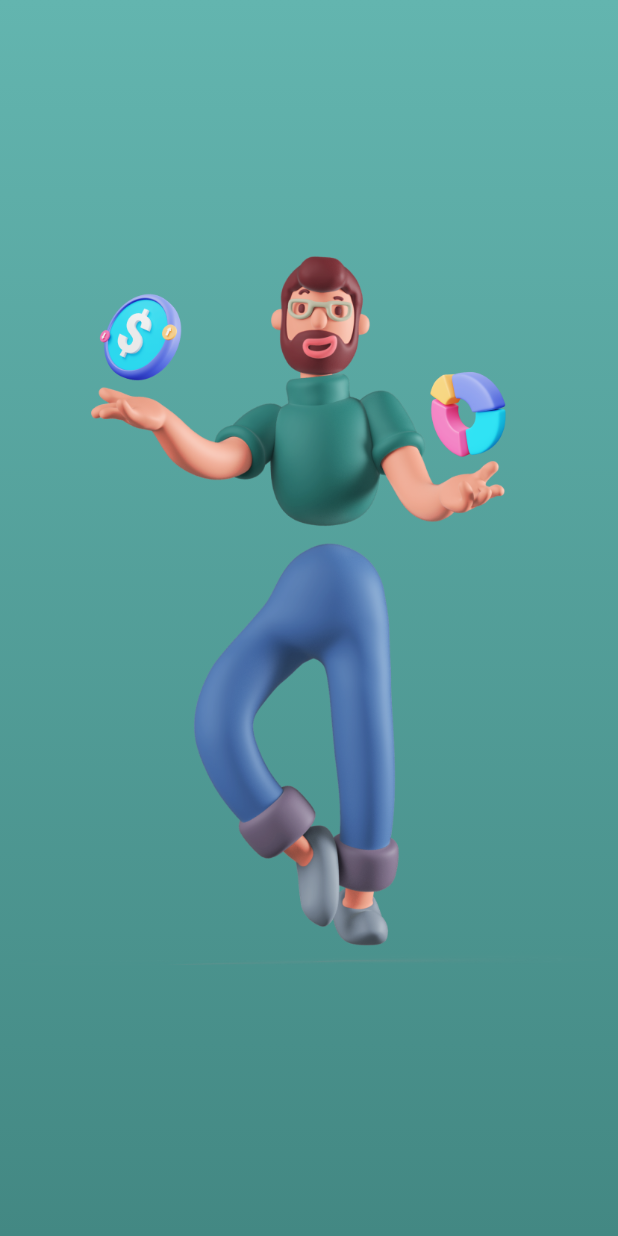
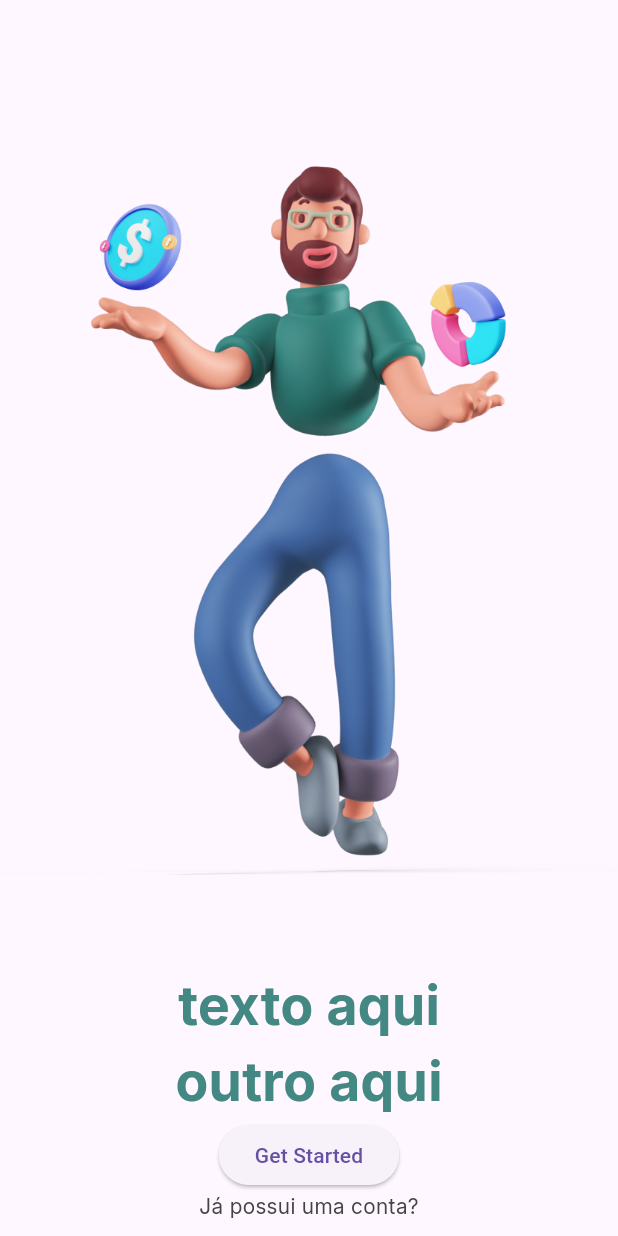
Before and after one commit to Emerson018/mps_project, a Flutter app: the screen it shows after launch, on a phone screen of 412 x 824 dp. Run offline on Flutter 3.47's test engine with Material 3 defaults, Android fonts, the light colour scheme and no system bars.

Commit message:
V6, add botao,onboard page e cores

```diff
--- a/mps_app/lib/app.dart
+++ b/mps_app/lib/app.dart
@@ -1,4 +1,5 @@
 import 'package:flutter/material.dart';
+import 'package:mps_app/features/onboarding/onboarding_page.dart';
 import 'package:mps_app/features/splash/splash_page.dart';
 
 class App extends StatelessWidget {
@@ -7,7 +8,7 @@ class App extends StatelessWidget {
   @override
   Widget build(BuildContext context) {
     return MaterialApp(
-      home: SplashPage(
+      home: OnboardingPage(
       ),
     );
   }
--- a/mps_app/lib/common/constants/app_colors.dart
+++ b/mps_app/lib/common/constants/app_colors.dart
@@ -7,4 +7,6 @@ class AppColors {
   static const Color greenlightTwo = Color(0xFF438883);
 
   static const Color white = Color(0xFFFFFFFF);
+  static const Color iceWhite = Color(0xFFEEF8F7);
+  static const Color grey = Color(0xFF444444);
 }
--- a/mps_app/lib/common/constants/app_text_style.dart
+++ b/mps_app/lib/common/constants/app_text_style.dart
@@ -8,4 +8,16 @@ class AppTextStyles {
     fontSize: 50.0,
     fontWeight: FontWeight.w700,
   );
+
+  static const TextStyle mediumText = TextStyle(
+    fontFamily: 'Inter',
+    fontSize: 36.0,
+    fontWeight: FontWeight.w700,
+  );
+
+  static const TextStyle smallText = TextStyle(
+    fontFamily: 'Inter',
+    fontSize: 14.0,
+    fontWeight: FontWeight.w500,
+  );
 }
--- /dev/null
+++ b/mps_app/lib/features/onboarding/onboarding_page.dart
@@ -0,0 +1,50 @@
+import 'package:flutter/material.dart';
+import 'package:mps_app/common/constants/app_colors.dart';
+import 'package:mps_app/common/constants/app_text_style.dart';
+
+class OnboardingPage extends StatelessWidget {
+  const OnboardingPage({super.key});
+
+  @override
+  Widget build(BuildContext context) {
+    return Scaffold(
+      body: Align(
+        child: Column(
+          children: [
+            const SizedBox(height: 60.0),
+            Expanded(
+              flex: 2,
+              child: Container(
+                color: Color(0xFFFEF7FF),
+                child: Image.asset('assets/images/man.png')
+              ),
+            ),
+            Text(
+              'texto aqui',
+              style: AppTextStyles.mediumText.copyWith(
+              color: AppColors.greenlightTwo
+              )
+            ),
+            Text(
+              'outro aqui',
+              style: AppTextStyles.mediumText.copyWith(
+              color: AppColors.greenlightTwo
+              ),
+            ),
+            ElevatedButton(
+              onPressed: () {},
+              child: const Text('Get Started'),
+            ),
+            Text(
+              'Já possui uma conta?',
+              style: AppTextStyles.smallText.copyWith(
+              color: AppColors.grey
+              )
+            ),
+            const SizedBox(height: 10.0)
+          ],
+        ),
+      ),
+    );
+  }
+}
--- a/mps_app/lib/features/splash/splash_page.dart
+++ b/mps_app/lib/features/splash/splash_page.dart
@@ -20,7 +20,10 @@ class SplashPage extends StatelessWidget {
             ]
           )
         ),
-        child: Image.asset('assets/images/man.png'),
+        child: Text(
+          'Eae man',
+          style: AppTextStyles.bigText.copyWith(color: AppColors.white)
+        ),
       ),
     );
   }
```
Also changed, not shown: mps_app/pubspec.yaml (+5 -24 lines).
